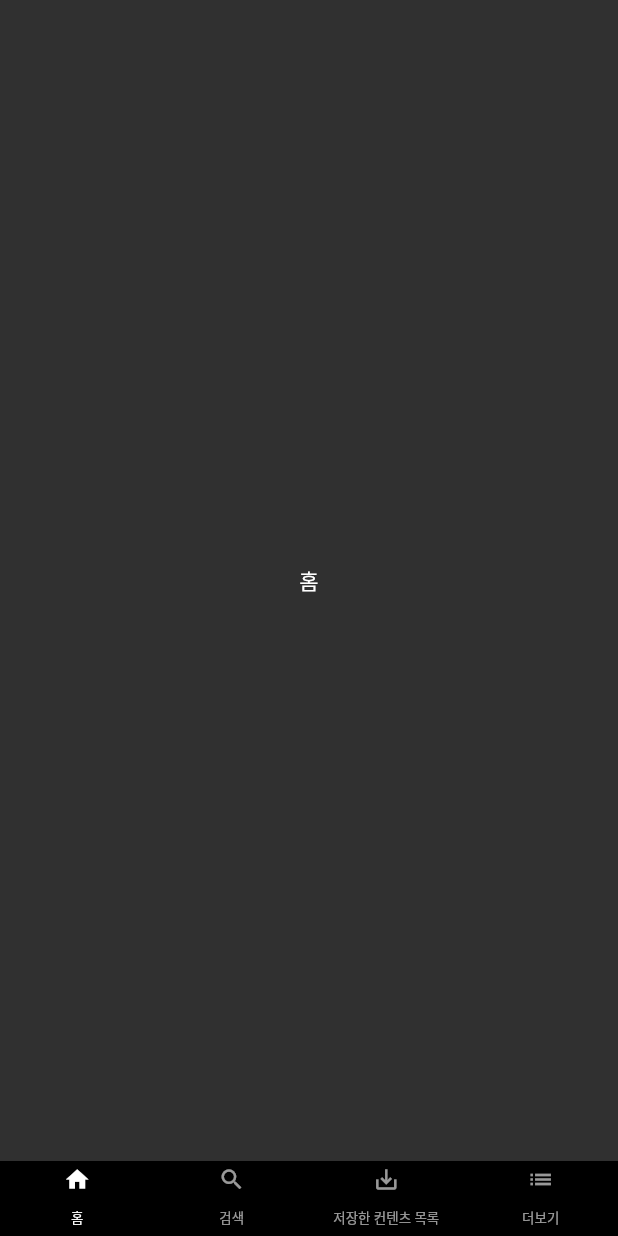
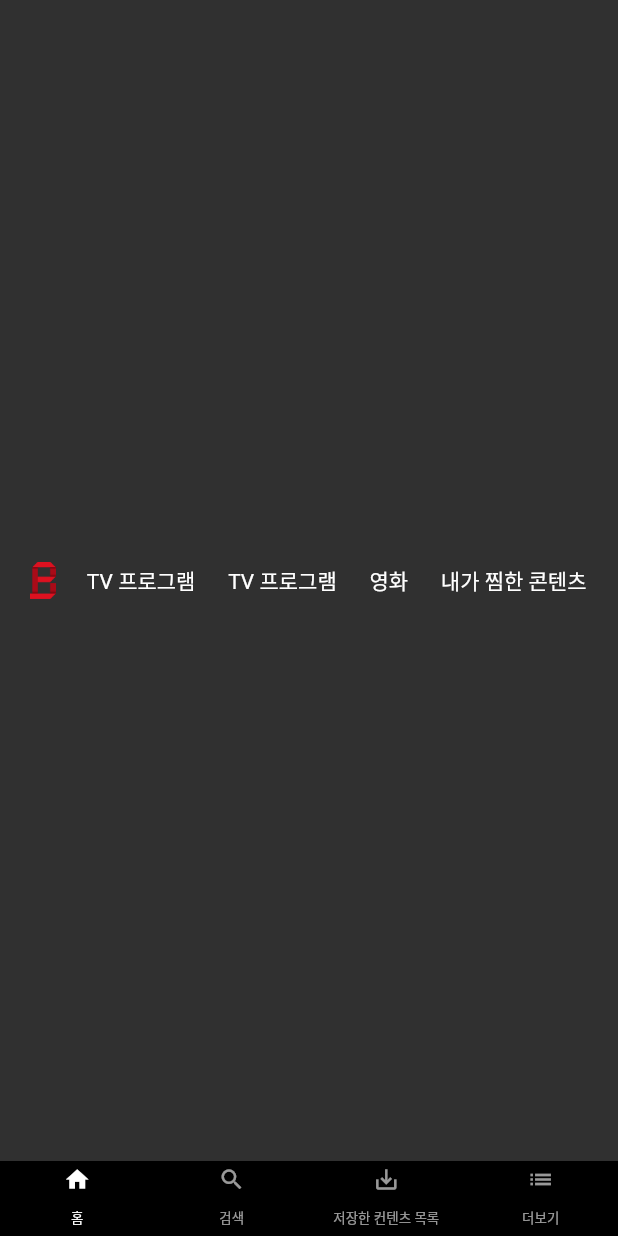
Before and after one commit to dv-zinke/netflix_clone, a Flutter app: the screen it shows after launch, on a phone screen of 412 x 824 dp. Run offline on Flutter 3.47's test engine with Material 2 defaults, Android fonts, the phone set to English and light mode, and no system bars.

Commit message:
feat : 홈 -> 상단 바 생성

```diff
--- a/lib/main.dart
+++ b/lib/main.dart
@@ -1,4 +1,5 @@
 import 'package:flutter/material.dart';
+import 'package:netflix_clone/screen/HomeScreen.dart';
 import 'package:netflix_clone/widget/BottomBar.dart';
 
 void main() => runApp(MyApp());
@@ -24,9 +25,7 @@ class _MyAppState extends State<MyApp> {
           body: TabBarView(
             physics: NeverScrollableScrollPhysics(),
             children: <Widget>[
-              Container(
-                child: Center(child: Text("홈")),
-              ),
+              HomeScreen(),
               Container(
                 child: Center(child: Text("검색")),
               ),
--- /dev/null
+++ b/lib/screen/HomeScreen.dart
@@ -0,0 +1,65 @@
+import 'package:flutter/material.dart';
+
+class HomeScreen extends StatefulWidget {
+  _HomeScreenState createState() => _HomeScreenState();
+}
+
+class _HomeScreenState extends State<HomeScreen> {
+  @override
+  void initState() {
+    super.initState();
+  }
+
+  @override
+  Widget build(BuildContext context) {
+    return TopBar();
+  }
+}
+
+class TopBar extends StatelessWidget {
+  @override
+  Widget build(BuildContext context) {
+    // TODO: implement build
+    return Container(
+      padding: EdgeInsets.fromLTRB(20, 7, 20, 7),
+      child: Row(
+        mainAxisAlignment: MainAxisAlignment.spaceBetween,
+        children: <Widget>[
+          Image.asset(
+            'images/logo.png',
+            fit: BoxFit.contain,
+            height: 25,
+          ),
+          Container(
+            padding: EdgeInsets.only(right: 1),
+            child: Text(
+              "TV 프로그램",
+              style: TextStyle(fontSize: 14),
+            ),
+          ),
+          Container(
+            padding: EdgeInsets.only(right: 1),
+            child: Text(
+              "TV 프로그램",
+              style: TextStyle(fontSize: 14),
+            ),
+          ),
+          Container(
+            padding: EdgeInsets.only(right: 1),
+            child: Text(
+              "영화",
+              style: TextStyle(fontSize: 14),
+            ),
+          ),
+          Container(
+            padding: EdgeInsets.only(right: 1),
+            child: Text(
+              "내가 찜한 콘텐츠",
+              style: TextStyle(fontSize: 14),
+            ),
+          ),
+        ],
+      ),
+    );
+  }
+}
--- a/pubspec.yaml
+++ b/pubspec.yaml
@@ -41,9 +41,9 @@ flutter:
   uses-material-design: true
 
   # To add assets to your application, add an assets section, like this:
-  # assets:
-  #  - images/a_dot_burr.jpeg
-  #  - images/a_dot_ham.jpeg
+  assets:
+    - images/logo.png
+
 
   # An image asset can refer to one or more resolution-specific "variants", see
   # https://flutter.dev/assets-and-images/#resolution-aware.
```
Also changed, not shown: images/logo.png (added).
